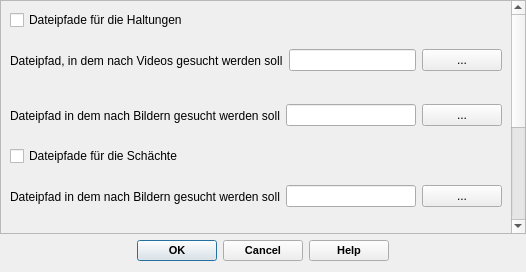
Before: the Qt Designer form qkan/tools/res/application_filepath.ui in SonkeHoffmann/QKan-1, drawn with Qt 5.
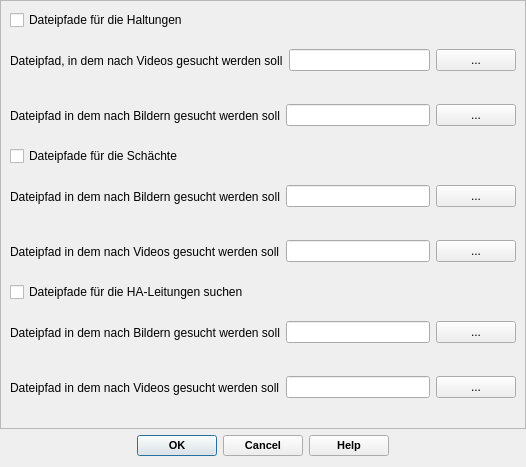
After: the same form once the commit is applied.

The edit to the form file:
```diff
--- a/qkan/tools/res/application_filepath.ui
+++ b/qkan/tools/res/application_filepath.ui
@@ -7,19 +7,19 @@
     <x>0</x>
     <y>0</y>
     <width>526</width>
-    <height>272</height>
+    <height>467</height>
    </rect>
   </property>
   <property name="minimumSize">
    <size>
-    <width>250</width>
+    <width>280</width>
     <height>150</height>
    </size>
   </property>
   <property name="maximumSize">
    <size>
     <width>16777215</width>
-    <height>272</height>
+    <height>490</height>
    </size>
   </property>
   <property name="font">
@@ -49,9 +49,9 @@
       <property name="geometry">
        <rect>
         <x>0</x>
-        <y>-208</y>
-        <width>507</width>
-        <height>432</height>
+        <y>0</y>
+        <width>524</width>
+        <height>427</height>
        </rect>
       </property>
       <layout class="QVBoxLayout" name="verticalLayout_2">
```
